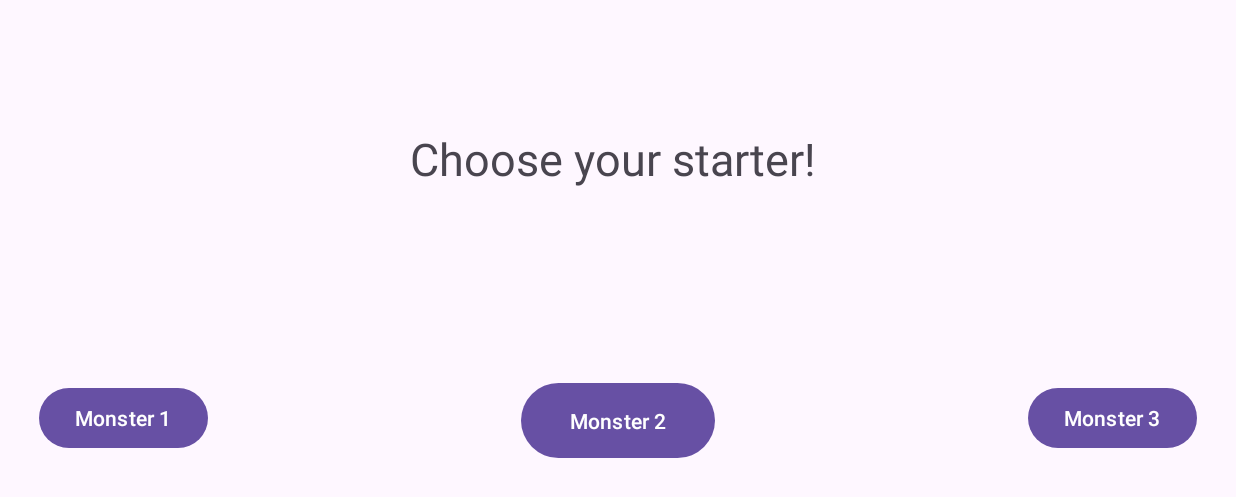
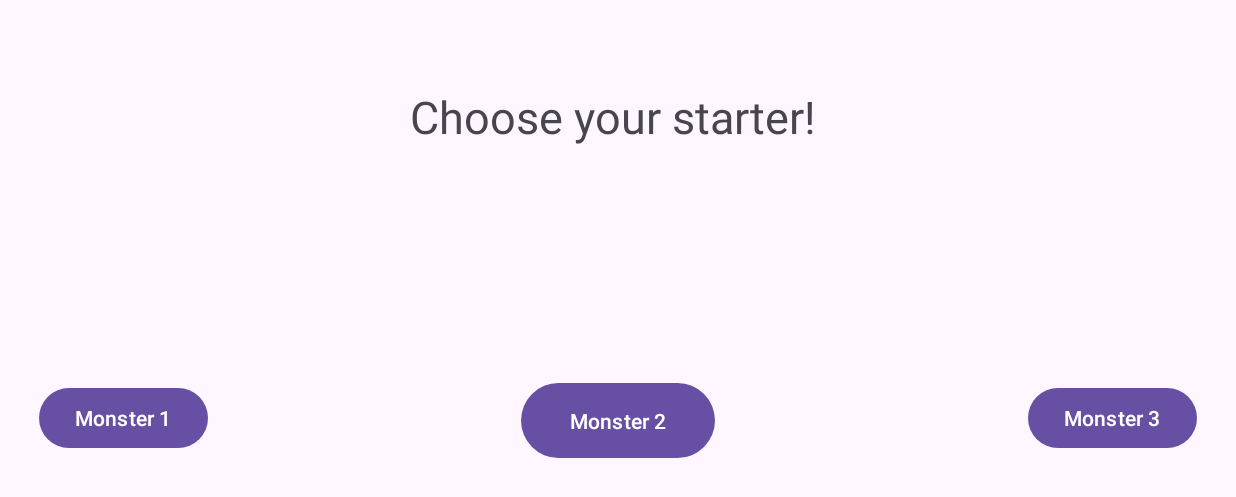
Before and after one commit to PabM777/FinalProjectPMPT, an Android app: the screen it shows after launch (storyMode), after a tap on "Story Mode", on a phone screen of 824 x 412 dp (held sideways). Shown: the top 497 px of the screen. Run offline under Robolectric (Android 15) with nearby library versions, the phone set to English and light mode, and no system bars.

Commit message:
COMPLETED MAIN FACTOR OF THE GAME!!!!!!! huh fixed names added some stuff...

```diff
--- a/app/src/main/AndroidManifest.xml
+++ b/app/src/main/AndroidManifest.xml
@@ -21,7 +21,7 @@
             android:exported="false"
             android:screenOrientation="landscape" />
         <activity
-            android:name=".SInglePlayer"
+            android:name=".SinglePlayer"
             android:exported="false"
             android:screenOrientation="landscape" />
         <activity
--- a/app/src/main/java/com/example/finalproject_pmpt/MainActivity.java
+++ b/app/src/main/java/com/example/finalproject_pmpt/MainActivity.java
@@ -37,7 +37,7 @@ public class MainActivity extends AppCompatActivity {
         btnStory = findViewById(R.id.btn_story);
 
 
-        Intent intentSinglePlayer = new Intent( this , SInglePlayer.class);
+        Intent intentSinglePlayer = new Intent( this , SinglePlayer.class);
         //screen for co-op based gameplay
         btnSingle.setOnClickListener(new View.OnClickListener() {
             @Override
--- a/app/src/main/java/com/example/finalproject_pmpt/SInglePlayer.java
+++ b/app/src/main/java/com/example/finalproject_pmpt/SinglePlayer.java
@@ -2,12 +2,9 @@ package com.example.finalproject_pmpt;
 
 import androidx.appcompat.app.AppCompatActivity;
 
-import android.content.Intent;
 import android.os.Bundle;
-import android.widget.Button;
-import android.widget.TextView;
 
-public class SInglePlayer extends AppCompatActivity {
+public class SinglePlayer extends AppCompatActivity {
 
 
     @Override
--- a/app/src/main/java/com/example/finalproject_pmpt/storyMode.java
+++ b/app/src/main/java/com/example/finalproject_pmpt/storyMode.java
@@ -3,12 +3,24 @@ package com.example.finalproject_pmpt;
 import androidx.appcompat.app.AppCompatActivity;
 
 import android.os.Bundle;
+import android.widget.Button;
+import android.widget.TextView;
 
 public class storyMode extends AppCompatActivity {
+    private TextView tvChoosestart;
+    private Button startMonst1, startMonst2, startMonst3;
 
     @Override
     protected void onCreate(Bundle savedInstanceState) {
         super.onCreate(savedInstanceState);
         setContentView(R.layout.activity_story_mode);
+
+        tvChoosestart = findViewById(R.id.tv_choose);
+        startMonst1 = findViewById(R.id.btn_monster1);
+        startMonst2 = findViewById(R.id.btn_monster2);
+        startMonst3 = findViewById(R.id.btn_monster3);
+
+
+
     }
 }
--- a/app/src/main/res/layout/activity_coop_screen.xml
+++ b/app/src/main/res/layout/activity_coop_screen.xml
@@ -4,7 +4,7 @@
     xmlns:tools="http://schemas.android.com/tools"
     android:layout_width="match_parent"
     android:layout_height="match_parent"
-    tools:context=".SInglePlayer">
+    tools:context=".SinglePlayer">
 
     <androidx.constraintlayout.widget.Guideline
         android:id="@+id/guideline14"
--- a/app/src/main/res/layout/activity_story_mode.xml
+++ b/app/src/main/res/layout/activity_story_mode.xml
@@ -33,7 +33,7 @@
         android:layout_width="wrap_content"
         android:layout_height="wrap_content"
         android:orientation="horizontal"
-        app:layout_constraintGuide_percent="0.15" />
+        app:layout_constraintGuide_percent="0.12" />
 
     <androidx.constraintlayout.widget.Guideline
         android:id="@+id/guideline43"
@@ -123,7 +123,7 @@
         app:layout_constraintTop_toTopOf="@+id/guideline44" />
 
     <TextView
-        android:id="@+id/tv_Choose"
+        android:id="@+id/tv_choose"
         android:layout_width="277dp"
         android:layout_height="100dp"
         android:text="Choose your starter!"
@@ -132,5 +132,5 @@
         app:layout_constraintEnd_toStartOf="@+id/guideline50"
         app:layout_constraintStart_toStartOf="@+id/guideline47"
         app:layout_constraintTop_toTopOf="@+id/guideline42"
-        app:layout_constraintVertical_bias="1.0" />
+        app:layout_constraintVertical_bias="0.228" />
 </androidx.constraintlayout.widget.ConstraintLayout>
```
